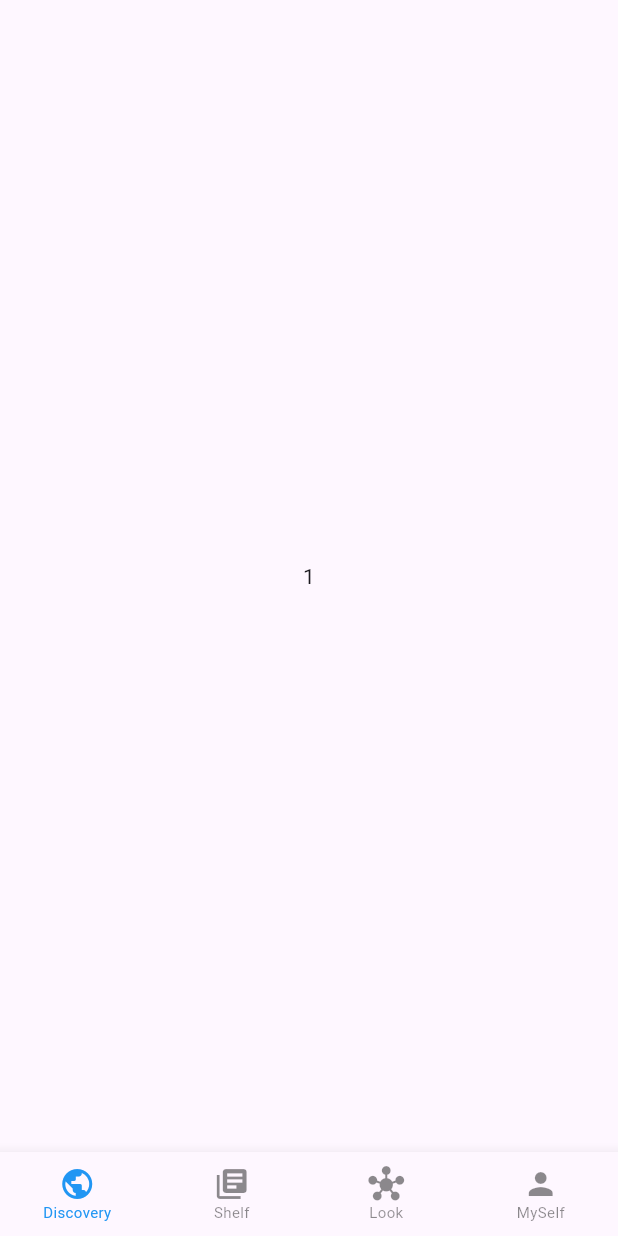
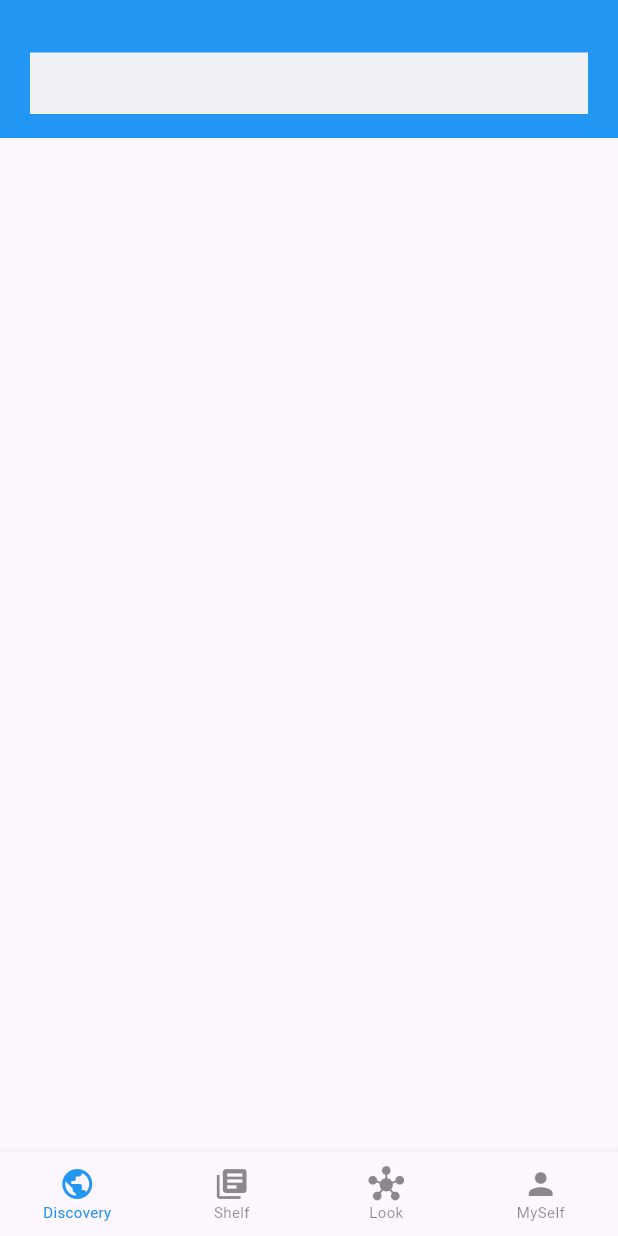
Before and after one commit to Latrevion/wx_reader_book, a Flutter app: the screen it shows after launch, on a phone screen of 412 x 824 dp. Run offline on Flutter 3.47's test engine with Material 3 defaults, Android fonts, the phone set to English and light mode, and no system bars.

Commit message:
Build search_bar

```diff
--- a/lib/main.dart
+++ b/lib/main.dart
@@ -3,6 +3,8 @@ import 'package:wx_reader_book/pages/home_page.dart';
 
 void main() {
   runApp(const MyApp());
+
+
 }
 
 class MyApp extends StatelessWidget {
--- a/lib/pages/discover_page.dart
+++ b/lib/pages/discover_page.dart
@@ -1,11 +1,16 @@
 import 'package:flutter/material.dart';
+import '../widgets/search_bar.dart';
 
 class DiscoverPage extends StatelessWidget{
   const DiscoverPage({super.key});
 
   @override
   Widget build(BuildContext context) {
-    return Center(child: Text('1'),);
+    return Column(
+      children: [
+        CustomSearchBar()
+      ],
+    );
   }
 
 }
--- /dev/null
+++ b/lib/widgets/search_bar.dart
@@ -0,0 +1,21 @@
+import 'package:flutter/material.dart';
+
+class CustomSearchBar extends StatelessWidget{
+  const CustomSearchBar({super.key});
+
+  @override
+  Widget build(BuildContext context) {
+   return Container(
+     width: double.infinity,
+     height: 92,
+     color: Colors.blue,
+     padding: const EdgeInsets.only(left: 20,right: 20,top: 35,bottom: 16),
+     child: Container(
+       height: 39,
+       color: const Color(0xfff0f1f4),
+     ),
+   );
+  }
+
+
+}
```
